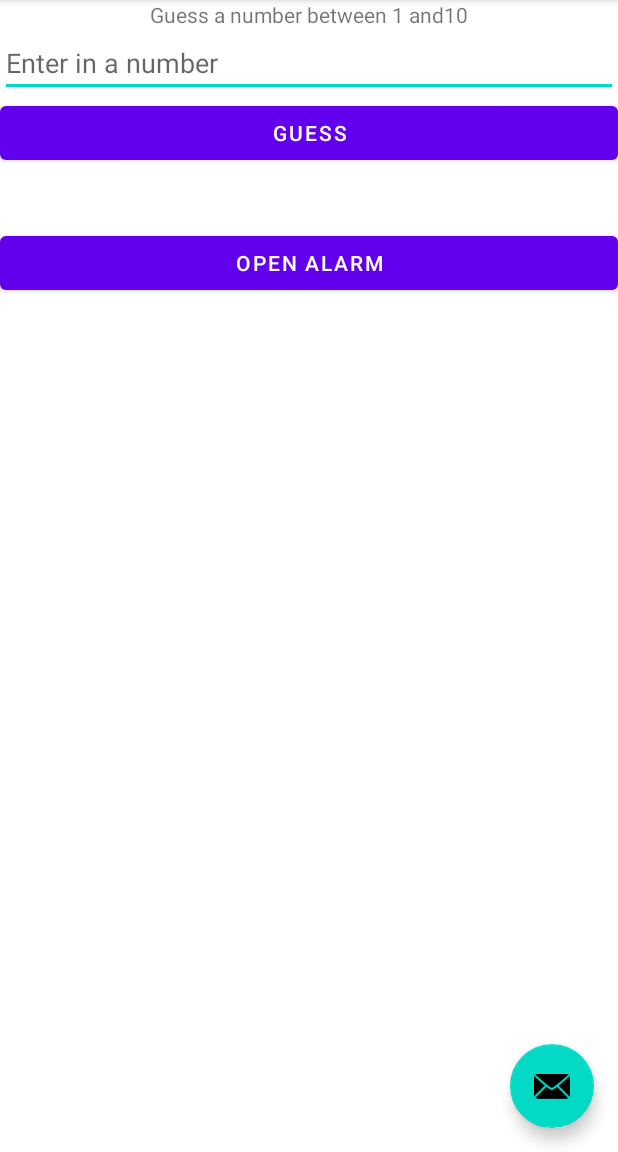
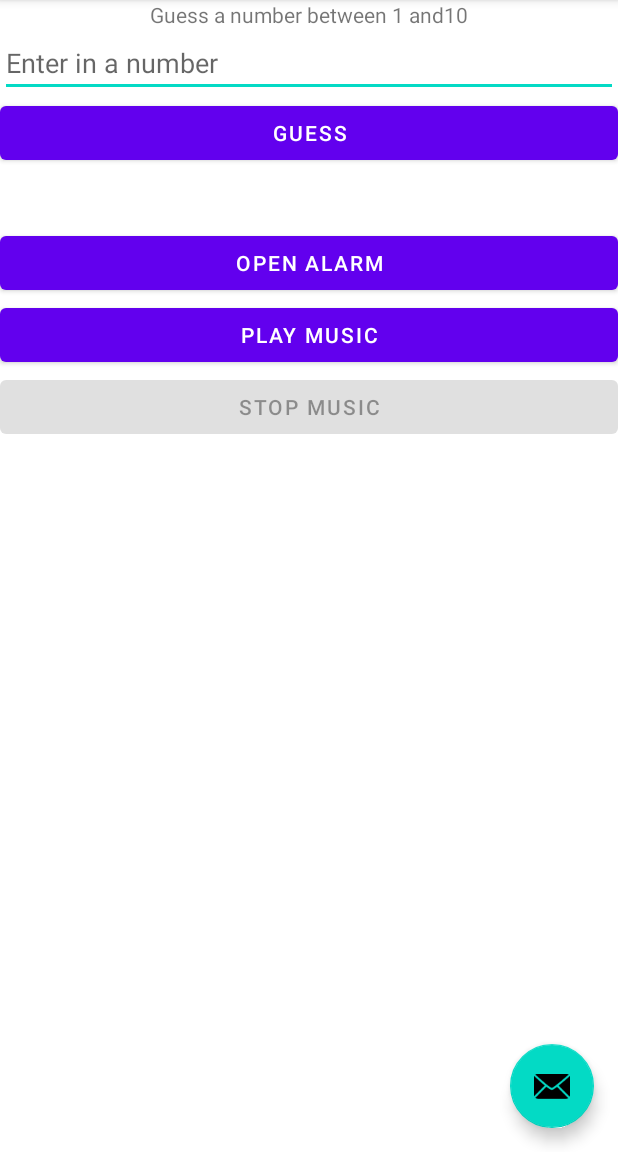
Before and after one commit to johnehunt/kotlin-android-labs, an Android app: the screen it shows after launch (MainActivity), in the side drawer, after a tap on "Number Guess Game", on a phone screen of 412 x 824 dp, the part 84-1236 px from its top. Run offline under Robolectric (Android 15) with nearby library versions, the phone set to English and light mode, and no system bars; our stand-ins replace navigation-ui.

Commit message:
Updated for music player service

```diff
--- a/20musicservice/app/src/main/AndroidManifest.xml
+++ b/20musicservice/app/src/main/AndroidManifest.xml
@@ -21,6 +21,10 @@
                 <category android:name="android.intent.category.LAUNCHER" />
             </intent-filter>
         </activity>
+
+        <service android:name=".service.MusicPlayerService">
+        </service>
+
     </application>
 
 </manifest>
--- a/20musicservice/app/src/main/res/layout/fragment_guess_number.xml
+++ b/20musicservice/app/src/main/res/layout/fragment_guess_number.xml
@@ -48,4 +48,16 @@
         android:layout_height="wrap_content"
         android:text="Open Alarm" />
 
+    <Button
+        android:id="@+id/playMusicButton"
+        android:layout_width="match_parent"
+        android:layout_height="wrap_content"
+        android:text="Play Music" />
+
+    <Button
+        android:id="@+id/stopMusicButton"
+        android:layout_width="match_parent"
+        android:layout_height="wrap_content"
+        android:text="Stop Music" />
+
 </LinearLayout>
```
Also changed, not shown: 20musicservice/app/src/main/java/com/jjh/android/game/service/MusicPlayerService.kt (added, +70 -0 lines), 20musicservice/app/src/main/java/com/jjh/android/game/ui/guess/GuessNumberFragment.kt (+59 -3 lines), 1 other file.
